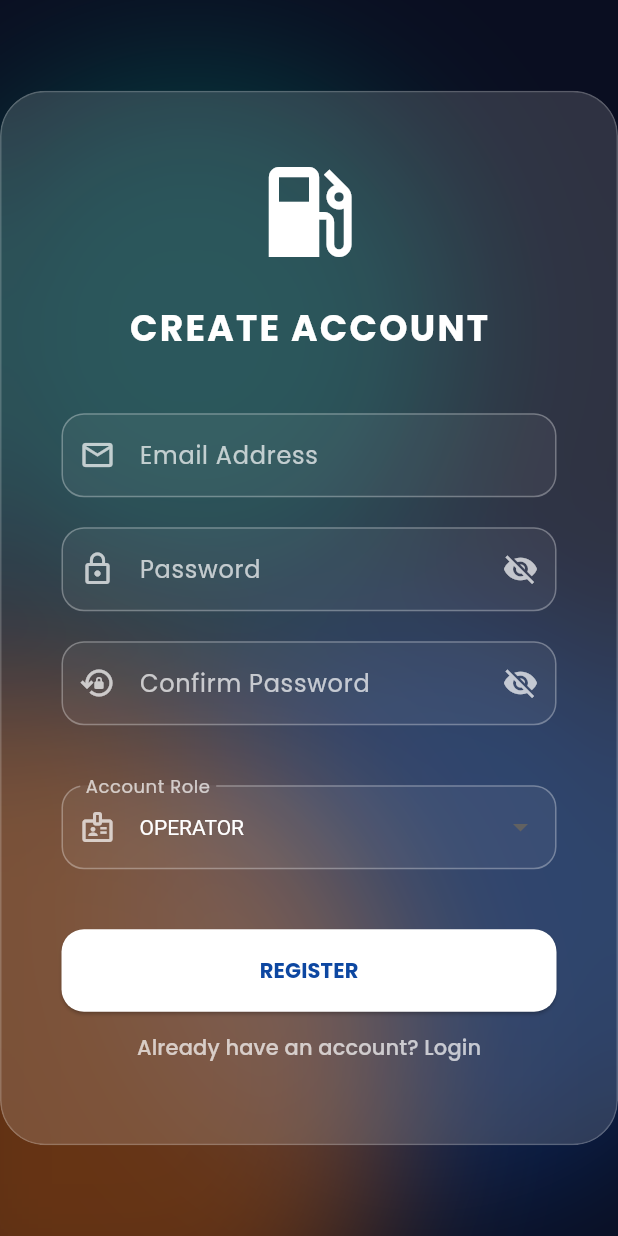
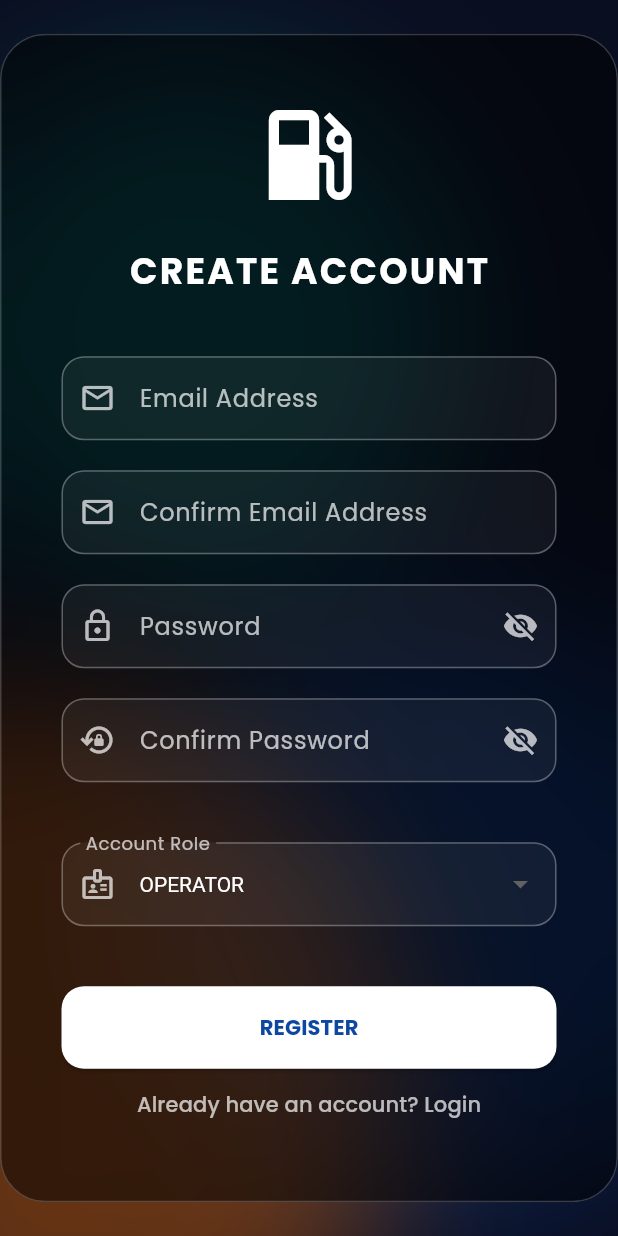
Before and after one commit to TheDonDev/Gas_Station_POS, a Flutter app: the screen it shows after launch, after a tap on "CREATE ACCOUNT", on a phone screen of 412 x 824 dp. Run offline on Flutter 3.47's test engine with Material 3 defaults, Android fonts, the phone set to English and light mode, and no system bars; our stand-ins replace audioplayers, data_table_2, file_picker, fl_chart, google_fonts, shared_preferences and 2 more; missing offline and left inert: esc_pos_utils, flutter_pos_printer_platform_image_3; accounts and stored records are empty.

Commit message:
feat: implement theme provider for light and dark mode support, enhance UI contrast, and update MongoDB dependencies

```diff
--- a/lib/main.dart
+++ b/lib/main.dart
@@ -8,6 +8,7 @@ import 'package:gas_store_pos/providers/cart_provider.dart';
 import 'package:gas_store_pos/providers/customer_provider.dart';
 import 'package:gas_store_pos/providers/printer_provider.dart';
 import 'package:gas_store_pos/providers/auth_provider.dart';
+import 'package:gas_store_pos/providers/theme_provider.dart';
 import 'package:gas_store_pos/screens/welcome_screen.dart';
 import 'package:gas_store_pos/screens/reset_password_screen.dart';
 import 'package:gas_store_pos/data/database_service.dart';
@@ -40,16 +41,23 @@ class MyApp extends StatelessWidget {
         ChangeNotifierProvider(create: (_) => CustomerProvider()),
         ChangeNotifierProvider(create: (_) => PrinterProvider()),
         ChangeNotifierProvider(create: (_) => AuthProvider()),
+        ChangeNotifierProvider(create: (_) => ThemeProvider()),
       ],
-      child: MaterialApp(
-        title: 'Gas Store POS',
-        debugShowCheckedModeBanner: false,
-        theme: ThemeData(
-          colorScheme: ColorScheme.fromSeed(seedColor: Colors.blueAccent),
-          useMaterial3: true,
-          textTheme: GoogleFonts.poppinsTextTheme(),
-        ),
-        home: _getInitialScreen(),
+      child: Consumer<ThemeProvider>(
+        builder: (context, themeProvider, child) {
+          return MaterialApp(
+            title: 'Gas Store POS',
+            debugShowCheckedModeBanner: false,
+            theme: ThemeProvider.lightTheme.copyWith(
+              textTheme: GoogleFonts.poppinsTextTheme(ThemeData.light().textTheme),
+            ),
+            darkTheme: ThemeProvider.darkTheme.copyWith(
+              textTheme: GoogleFonts.poppinsTextTheme(ThemeData.dark().textTheme),
+            ),
+            themeMode: themeProvider.themeMode,
+            home: _getInitialScreen(),
+          );
+        },
       ),
     );
   }
--- /dev/null
+++ b/lib/providers/theme_provider.dart
@@ -0,0 +1,52 @@
+import 'package:flutter/material.dart';
+import 'package:shared_preferences/shared_preferences.dart';
+
+class ThemeProvider extends ChangeNotifier {
+  static const String _themeKey = "isDarkMode";
+  bool _isDarkMode = false;
+
+  bool get isDarkMode => _isDarkMode;
+
+  ThemeProvider() {
+    _loadFromPrefs();
+  }
+
+  ThemeMode get themeMode => _isDarkMode ? ThemeMode.dark : ThemeMode.light;
+
+  void toggleTheme() {
+    _isDarkMode = !_isDarkMode;
+    _saveToPrefs();
+    notifyListeners();
+  }
+
+  _loadFromPrefs() async {
+    final prefs = await SharedPreferences.getInstance();
+    _isDarkMode = prefs.getBool(_themeKey) ?? false;
+    notifyListeners();
+  }
+
+  _saveToPrefs() async {
+    final prefs = await SharedPreferences.getInstance();
+    prefs.setBool(_themeKey, _isDarkMode);
+  }
+
+  // Define your Light Theme
+  static final ThemeData lightTheme = ThemeData(
+    useMaterial3: true,
+    brightness: Brightness.light,
+    colorScheme: ColorScheme.fromSeed(
+      seedColor: Colors.blueAccent,
+      brightness: Brightness.light,
+    ),
+  );
+
+  // Define your Dark Theme
+  static final ThemeData darkTheme = ThemeData(
+    useMaterial3: true,
+    brightness: Brightness.dark,
+    colorScheme: ColorScheme.fromSeed(
+      seedColor: Colors.blueAccent,
+      brightness: Brightness.dark,
+    ),
+  );
+}
--- a/lib/screens/login_screen.dart
+++ b/lib/screens/login_screen.dart
@@ -3,6 +3,7 @@ import 'dart:convert';
 import 'dart:io';
 import 'package:http/http.dart' as http;
 import 'package:flutter/material.dart';
+import 'package:shared_preferences/shared_preferences.dart';
 import 'package:provider/provider.dart';
 import 'package:gas_store_pos/screens/register_screen.dart';
 import 'package:gas_store_pos/screens/dashboard_screen.dart';
@@ -50,6 +51,9 @@ class _LoginScreenState extends State<LoginScreen> {
 
       if (response.statusCode == 200 && isJson) {
         final data = jsonDecode(response.body);
+
+        final prefs = await SharedPreferences.getInstance();
+        await prefs.setString('remembered_email', _emailController.text.trim());
 
         await context.read<AuthProvider>().login(
           data['email'],
@@ -154,7 +158,7 @@ class _LoginScreenState extends State<LoginScreen> {
                 width: 400,
                 padding: const EdgeInsets.all(40),
                 decoration: BoxDecoration(
-                  color: Colors.white.withOpacity(0.15), // Increased opacity for readability
+                  color: Colors.black.withOpacity(0.5), // Increased contrast for text readability
                   borderRadius: BorderRadius.circular(30),
                   border: Border.all(color: Colors.white.withOpacity(0.2)),
                 ),
--- a/lib/screens/register_screen.dart
+++ b/lib/screens/register_screen.dart
@@ -19,6 +19,7 @@ class _RegisterScreenState extends State<RegisterScreen> {
 
   bool _isLoading = false;
   final _emailController = TextEditingController();
+  final _confirmEmailController = TextEditingController();
   final _passwordController = TextEditingController();
   final _confirmPasswordController = TextEditingController();
   String _selectedRole = 'operator';
@@ -26,6 +27,7 @@ class _RegisterScreenState extends State<RegisterScreen> {
   @override
   void dispose() {
     _emailController.dispose();
+    _confirmEmailController.dispose();
     _passwordController.dispose();
     _confirmPasswordController.dispose();
     super.dispose();
@@ -97,7 +99,7 @@ class _RegisterScreenState extends State<RegisterScreen> {
                 width: 450,
                 padding: const EdgeInsets.all(40),
                 decoration: BoxDecoration(
-                  color: Colors.white.withOpacity(0.15),
+                  color: Colors.black.withOpacity(0.5), // Increased contrast for white text
                   borderRadius: BorderRadius.circular(30),
                   border: Border.all(color: Colors.white.withOpacity(0.2)),
                 ),
@@ -123,6 +125,17 @@ class _RegisterScreenState extends State<RegisterScreen> {
                         validator: (value) {
                           if (value == null || value.isEmpty) return 'Email is required';
                           if (!RegExp(r'^[\w-\.]+@([\w-]+\.)+[\w-]{2,4}$').hasMatch(value)) return 'Enter a valid email';
+                          return null;
+                        },
+                      ),
+                      const SizedBox(height: 20),
+                      _buildTextField(
+                        "Confirm Email Address",
+                        Icons.email_outlined,
+                        controller: _confirmEmailController,
+                        validator: (value) {
+                          if (value == null || value.isEmpty) return 'Please confirm your email';
+                          if (value != _emailController.text) return 'Emails do not match';
                           return null;
                         },
                       ),
--- a/lib/screens/welcome_screen.dart
+++ b/lib/screens/welcome_screen.dart
@@ -20,7 +20,7 @@ class WelcomeScreen extends StatelessWidget {
                 width: 450,
                 padding: const EdgeInsets.all(50),
                 decoration: BoxDecoration(
-                  color: Colors.white.withOpacity(0.15),
+                  color: Colors.black.withOpacity(0.5), // Increased contrast for readability
                   borderRadius: BorderRadius.circular(30),
                   border: Border.all(color: Colors.white.withOpacity(0.2)),
                 ),
--- a/package.json
+++ b/package.json
@@ -8,6 +8,7 @@
     "dev": "npx concurrently --kill-others \"npm run start:backend\" \"npm run start:frontend\""
   },
   "dependencies": {
-    "dotenv": "^17.3.1"
+    "dotenv": "^17.3.1",
+    "mongodb": "^7.1.1"
   }
 }
```
Also changed, not shown: lib/screens/dashboard_screen.dart (+12 -8 lines), package-lock.json, 3 other files.
